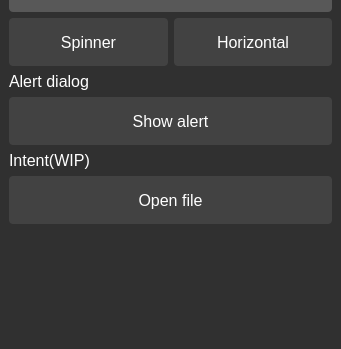
Above: example/QtAndroidApiExample/mainwindow.ui from YJBeetle/QtAndroidAPI before the change; both pictures show x 0 to 341 and y 257 to 606 of the 341 by 606 pixel window. Below: the same form after it.
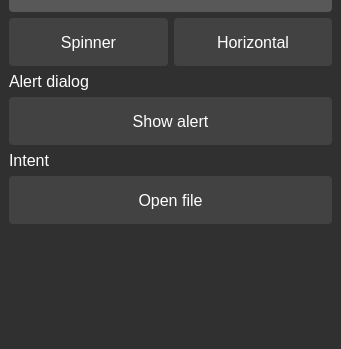
That is the form after the change.

Commit message: 打开文件已经可以正常工作

```diff
--- a/example/QtAndroidApiExample/mainwindow.ui
+++ b/example/QtAndroidApiExample/mainwindow.ui
@@ -146,7 +146,7 @@
     <item row="9" column="0">
      <widget class="QLabel" name="label_4">
       <property name="text">
-       <string>Intent(WIP)</string>
+       <string>Intent</string>
       </property>
      </widget>
     </item>
```
The commit also changes 1 other file.
